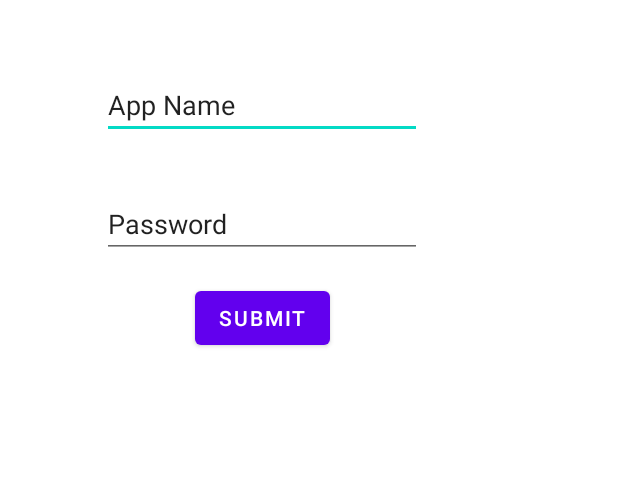
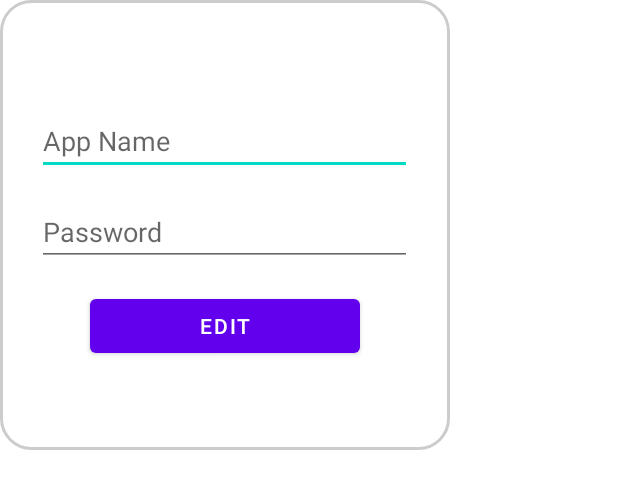
Before and after one commit to ErkamDogan/PasswordSecurityApp, an Android app: the layout password_edit_popup.xml on its own in the app's theme, with its tools: preview values and no code run, on a phone screen of 412 x 824 dp. Shown: the top 489 px of the screen. Run offline under Robolectric (Android 15) with nearby library versions, the phone set to English and light mode, and no system bars.

Commit message:
basic functionality

```diff
--- a/app/src/main/res/layout/password_input_popup_bak.xml
+++ b/app/src/main/res/layout/password_edit_popup.xml
@@ -1,44 +1,50 @@
 <?xml version="1.0" encoding="utf-8"?>
-<androidx.constraintlayout.widget.ConstraintLayout xmlns:android="http://schemas.android.com/apk/res/android"
+<LinearLayout xmlns:android="http://schemas.android.com/apk/res/android"
     xmlns:app="http://schemas.android.com/apk/res-auto"
-    xmlns:tools="http://schemas.android.com/tools"
-    android:layout_width="350dp"
-    android:layout_height="270dp">
+    android:layout_width="300dp"
+    android:layout_height="300dp"
+    android:background="@drawable/customborder"
+    android:gravity="center"
+    android:orientation="vertical">
+
 
     <EditText
-        android:id="@+id/popUpInputApp"
-        android:layout_width="wrap_content"
+        android:id="@+id/popUpEditApp"
+        android:layout_width="250dp"
         android:layout_height="wrap_content"
         android:layout_marginTop="47dp"
         android:ems="10"
+        android:hint="@string/app_name_hint"
         android:inputType="textPersonName"
-        android:text="@string/app_name_hint"
         app:layout_constraintEnd_toEndOf="@+id/popUpInputPass"
         app:layout_constraintHorizontal_bias="0.0"
         app:layout_constraintStart_toStartOf="@+id/popUpInputPass"
         app:layout_constraintTop_toTopOf="parent" />
 
+    <Space
+        android:layout_width="match_parent"
+        android:layout_height="15dp" />
+
     <EditText
-        android:id="@+id/popUpInputPass"
-        android:layout_width="wrap_content"
+        android:id="@+id/popUpEditPass"
+        android:layout_width="250dp"
         android:layout_height="wrap_content"
         android:layout_marginBottom="16dp"
         android:ems="10"
+        android:hint="@string/password_hint"
         android:inputType="textPersonName"
-        android:text="@string/password_hint"
-        app:layout_constraintBottom_toTopOf="@+id/popUpButtonSubmit"
-        app:layout_constraintEnd_toEndOf="@+id/popUpButtonSubmit"
+        app:layout_constraintBottom_toTopOf="@+id/popUpInputSubmit"
+        app:layout_constraintEnd_toEndOf="@+id/popUpInputSubmit"
         app:layout_constraintHorizontal_bias="0.504"
-        app:layout_constraintStart_toStartOf="@+id/popUpButtonSubmit" />
+        app:layout_constraintStart_toStartOf="@+id/popUpInputSubmit" />
 
     <Button
-        android:id="@+id/popUpButtonSubmit"
-        android:layout_width="wrap_content"
+        android:id="@+id/popUpEditEdit"
+        android:layout_width="180dp"
         android:layout_height="wrap_content"
         android:layout_marginBottom="34dp"
-        android:text="@string/submit"
+        android:text="@string/edit"
         app:layout_constraintBottom_toBottomOf="parent"
         app:layout_constraintEnd_toEndOf="parent"
         app:layout_constraintStart_toStartOf="parent" />
-
-</androidx.constraintlayout.widget.ConstraintLayout>
+</LinearLayout>
--- a/app/src/main/res/values/strings.xml
+++ b/app/src/main/res/values/strings.xml
@@ -5,4 +5,8 @@
     <string name="app_name_hint">App Name</string>
     <string name="password_hint">Password</string>
     <string name="submit">Submit</string>
+    <string name="edit">Edit</string>
+    <string name="are_you_sure">Are you sure?</string>
+    <string name="yes">Yes</string>
+    <string name="no">No</string>
 </resources>
```
Also changed, not shown: app/src/main/java/com/example/secapp/PasswordListAdapter.java (+102 -1 lines), app/src/main/java/com/example/secapp/PasswordsActivity.java (+23 -5 lines), app/src/main/res/layout/confirmation_popup_yes_no.xml (added, +48 -0 lines), app/src/main/res/layout/password_input_popup.xml (+6 -6 lines), app/src/main/res/layout/password_item_view.xml (+6 -5 lines).
